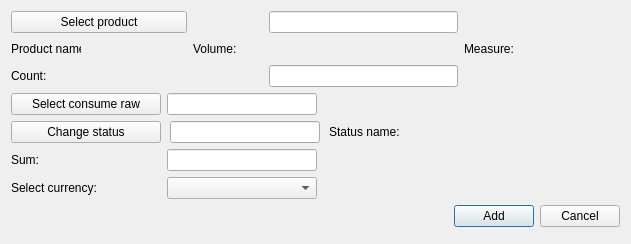
Dalerjon/TheOrmasProejct, file OrmasAdmin/OrmasAdmin/CreateProdConRListDlg.ui: the form before one commit.
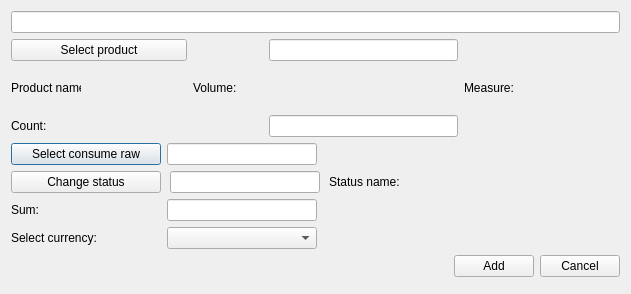
The form after the commit. Custom widgets are drawn as their Qt base class.

```diff
--- a/OrmasAdmin/OrmasAdmin/CreateProdConRListDlg.ui
+++ b/OrmasAdmin/OrmasAdmin/CreateProdConRListDlg.ui
@@ -7,7 +7,7 @@
     <x>0</x>
     <y>0</y>
     <width>631</width>
-    <height>244</height>
+    <height>294</height>
    </rect>
   </property>
   <property name="windowTitle">
@@ -32,7 +32,29 @@
    <property name="bottomMargin">
     <number>17</number>
    </property>
-   <item row="1" column="0">
+   <item row="2" column="3">
+    <widget class="QLabel" name="volumePh">
+     <property name="minimumSize">
+      <size>
+       <width>100</width>
+       <height>0</height>
+      </size>
+     </property>
+     <property name="font">
+      <font>
+       <family>Times New Roman</family>
+       <pointsize>12</pointsize>
+       <weight>75</weight>
+       <italic>true</italic>
+       <bold>true</bold>
+      </font>
+     </property>
+     <property name="text">
+      <string/>
+     </property>
+    </widget>
+   </item>
+   <item row="2" column="0">
     <widget class="QLabel" name="prodNameLb">
      <property name="minimumSize">
       <size>
@@ -51,7 +73,7 @@
      </property>
     </widget>
    </item>
-   <item row="1" column="1">
+   <item row="2" column="1">
     <widget class="QLabel" name="prodNamePh">
      <property name="minimumSize">
       <size>
@@ -73,142 +95,7 @@
      </property>
     </widget>
    </item>
-   <item row="1" column="3">
-    <widget class="QLabel" name="volumePh">
-     <property name="minimumSize">
-      <size>
-       <width>100</width>
-       <height>0</height>
-      </size>
-     </property>
-     <property name="font">
-      <font>
-       <family>Times New Roman</family>
-       <pointsize>12</pointsize>
-       <weight>75</weight>
-       <italic>true</italic>
-       <bold>true</bold>
-      </font>
-     </property>
-     <property name="text">
-      <string/>
-     </property>
-    </widget>
-   </item>
-   <item row="1" column="2">
-    <widget class="QLabel" name="volumeLb">
-     <property name="minimumSize">
-      <size>
-       <width>70</width>
-       <height>0</height>
-      </size>
-     </property>
-     <property name="maximumSize">
-      <size>
-       <width>70</width>
-       <height>16777215</height>
-      </size>
-     </property>
-     <property name="text">
-      <string>Volume:</string>
-     </property>
-    </widget>
-   </item>
-   <item row="1" column="4">
-    <widget class="QLabel" name="measureLb">
-     <property name="text">
-      <string>Measure:</string>
-     </property>
-    </widget>
-   </item>
-   <item row="1" column="5">
-    <widget class="QLabel" name="measurePh">
-     <property name="minimumSize">
-      <size>
-       <width>100</width>
-       <height>0</height>
-      </size>
-     </property>
-     <property name="font">
-      <font>
-       <family>Times New Roman</family>
-       <pointsize>12</pointsize>
-       <weight>75</weight>
-       <italic>true</italic>
-       <bold>true</bold>
-      </font>
-     </property>
-     <property name="text">
-      <string/>
-     </property>
-    </widget>
-   </item>
    <item row="4" column="0" colspan="6">
-    <layout class="QHBoxLayout" name="horizontalLayout">
-     <item>
-      <spacer name="horizontalSpacer">
-       <property name="orientation">
-        <enum>Qt::Horizontal</enum>
-       </property>
-       <property name="sizeHint" stdset="0">
-        <size>
-         <width>40</width>
-         <height>20</height>
-        </size>
-       </property>
-      </spacer>
-     </item>
-     <item>
-      <widget class="QPushButton" name="addBtn">
-       <property name="text">
-        <string>Add</string>
-       </property>
-      </widget>
-     </item>
-     <item>
-      <widget class="QPushButton" name="cancelBtn">
-       <property name="text">
-        <string>Cancel</string>
-       </property>
-      </widget>
-     </item>
-    </layout>
-   </item>
-   <item row="0" column="3">
-    <widget class="QLineEdit" name="productEdit">
-     <property name="readOnly">
-      <bool>true</bool>
-     </property>
-    </widget>
-   </item>
-   <item row="2" column="3">
-    <widget class="QLineEdit" name="countEdit">
-     <property name="toolTip">
-      <string>&lt;html&gt;&lt;head/&gt;&lt;body&gt;&lt;p&gt;For example: 100&lt;/p&gt;&lt;/body&gt;&lt;/html&gt;</string>
-     </property>
-    </widget>
-   </item>
-   <item row="0" column="0" colspan="2">
-    <widget class="QPushButton" name="productBtn">
-     <property name="text">
-      <string>Select product</string>
-     </property>
-    </widget>
-   </item>
-   <item row="2" column="0" colspan="2">
-    <widget class="QLabel" name="countLb">
-     <property name="minimumSize">
-      <size>
-       <width>150</width>
-       <height>0</height>
-      </size>
-     </property>
-     <property name="text">
-      <string>Count:</string>
-     </property>
-    </widget>
-   </item>
-   <item row="3" column="0" colspan="6">
     <widget class="QWidget" name="editSectionWgt" native="true">
      <layout class="QGridLayout" name="gridLayout_3">
       <property name="leftMargin">
@@ -425,8 +312,131 @@
      </layout>
     </widget>
    </item>
+   <item row="2" column="2">
+    <widget class="QLabel" name="volumeLb">
+     <property name="minimumSize">
+      <size>
+       <width>70</width>
+       <height>0</height>
+      </size>
+     </property>
+     <property name="maximumSize">
+      <size>
+       <width>70</width>
+       <height>16777215</height>
+      </size>
+     </property>
+     <property name="text">
+      <string>Volume:</string>
+     </property>
+    </widget>
+   </item>
+   <item row="2" column="4">
+    <widget class="QLabel" name="measureLb">
+     <property name="text">
+      <string>Measure:</string>
+     </property>
+    </widget>
+   </item>
+   <item row="2" column="5">
+    <widget class="QLabel" name="measurePh">
+     <property name="minimumSize">
+      <size>
+       <width>100</width>
+       <height>0</height>
+      </size>
+     </property>
+     <property name="font">
+      <font>
+       <family>Times New Roman</family>
+       <pointsize>12</pointsize>
+       <weight>75</weight>
+       <italic>true</italic>
+       <bold>true</bold>
+      </font>
+     </property>
+     <property name="text">
+      <string/>
+     </property>
+    </widget>
+   </item>
+   <item row="5" column="0" colspan="6">
+    <layout class="QHBoxLayout" name="horizontalLayout">
+     <item>
+      <spacer name="horizontalSpacer">
+       <property name="orientation">
+        <enum>Qt::Horizontal</enum>
+       </property>
+       <property name="sizeHint" stdset="0">
+        <size>
+         <width>40</width>
+         <height>20</height>
+        </size>
+       </property>
+      </spacer>
+     </item>
+     <item>
+      <widget class="QPushButton" name="addBtn">
+       <property name="text">
+        <string>Add</string>
+       </property>
+      </widget>
+     </item>
+     <item>
+      <widget class="QPushButton" name="cancelBtn">
+       <property name="text">
+        <string>Cancel</string>
+       </property>
+      </widget>
+     </item>
+    </layout>
+   </item>
+   <item row="1" column="3">
+    <widget class="QLineEdit" name="productEdit">
+     <property name="readOnly">
+      <bool>true</bool>
+     </property>
+    </widget>
+   </item>
+   <item row="3" column="3">
+    <widget class="QLineEdit" name="countEdit">
+     <property name="toolTip">
+      <string>&lt;html&gt;&lt;head/&gt;&lt;body&gt;&lt;p&gt;For example: 100&lt;/p&gt;&lt;/body&gt;&lt;/html&gt;</string>
+     </property>
+    </widget>
+   </item>
+   <item row="1" column="0" colspan="2">
+    <widget class="QPushButton" name="productBtn">
+     <property name="text">
+      <string>Select product</string>
+     </property>
+    </widget>
+   </item>
+   <item row="3" column="0" colspan="2">
+    <widget class="QLabel" name="countLb">
+     <property name="minimumSize">
+      <size>
+       <width>150</width>
+       <height>0</height>
+      </size>
+     </property>
+     <property name="text">
+      <string>Count:</string>
+     </property>
+    </widget>
+   </item>
+   <item row="0" column="0" colspan="6">
+    <widget class="SearchBox" name="searchEdit"/>
+   </item>
   </layout>
  </widget>
+ <customwidgets>
+  <customwidget>
+   <class>SearchBox</class>
+   <extends>QLineEdit</extends>
+   <header>searchbox.h</header>
+  </customwidget>
+ </customwidgets>
  <tabstops>
   <tabstop>productBtn</tabstop>
   <tabstop>countEdit</tabstop>
```
